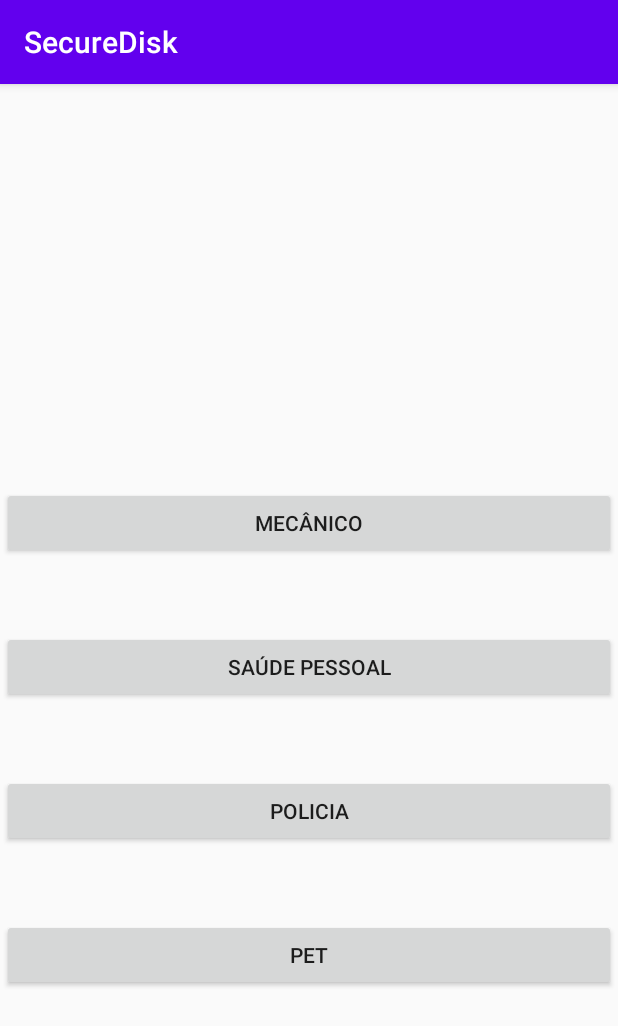
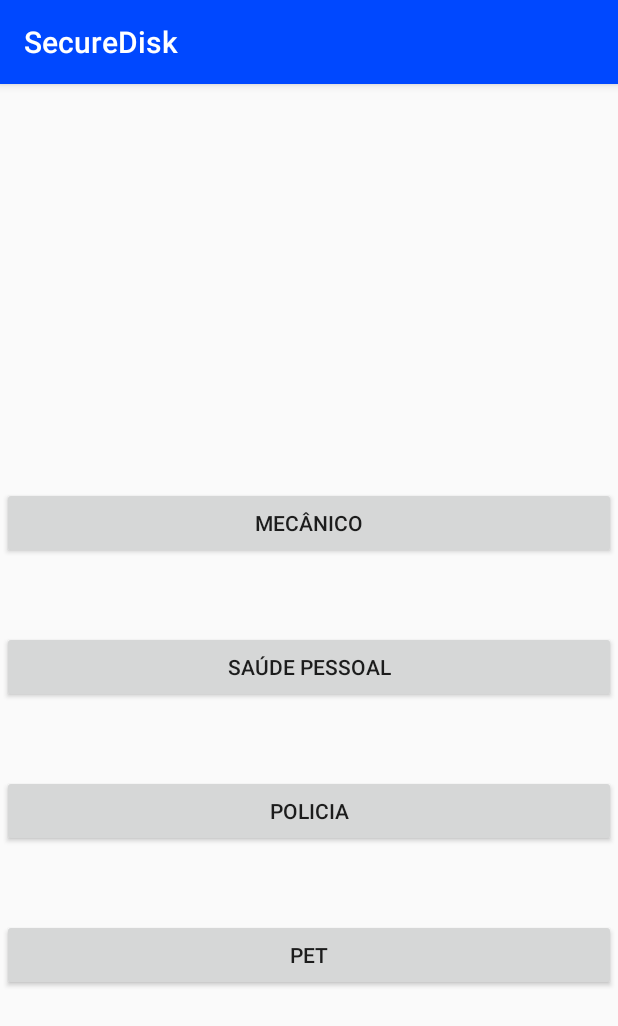
Before and after one commit to EversonBetterNow/SecureDisk, an Android app: the screen it shows after launch (EmergencyActivity), after a tap on "EMERGÊNCIA", on a phone screen of 412 x 824 dp. Shown: the top 1026 px of the screen. Run offline under Robolectric (Android 15) with nearby library versions, the phone set to English and light mode, and no system bars; libraries missing offline, so code that uses them is left out: br.com.impacta.

Commit message:
commitando a toolbar que não tinha ido ontem por volta de 00:00

```diff
--- a/SecureDisk2/app/src/main/java/br/com/impacta/techeath/securedisk/MainActivity.kt
+++ b/SecureDisk2/app/src/main/java/br/com/impacta/techeath/securedisk/MainActivity.kt
@@ -3,17 +3,44 @@ package br.com.impacta.techeath.securedisk
 import android.content.Intent
 import androidx.appcompat.app.AppCompatActivity
 import android.os.Bundle
+import android.view.Menu
+import android.view.MenuItem
 import android.view.View
+import android.widget.Toast
 import kotlinx.android.synthetic.main.activity_main.*
+import kotlinx.android.synthetic.main.toolbar.*
 
 class MainActivity : AppCompatActivity() {
     override fun onCreate(savedInstanceState: Bundle?) {
         super.onCreate(savedInstanceState)
         setContentView(R.layout.activity_main)
-        webView.loadUrl("localhost:8000/")
-        btnEmergencia.setOnClickListener {
-            val intent = Intent(this, EmergencyActivity::class.java)
-            startActivity(intent)
+//        setSupportActionBar(toolbar_view)
+        webView.loadUrl("192.168.15.13:8000/")
+    }
+    override fun onCreateOptionsMenu(menu: Menu?): Boolean {
+        menuInflater.inflate(R.menu.toolbar, menu)
+//        return true
+        return super.onCreateOptionsMenu(menu)
+    }
+
+    override fun onOptionsItemSelected(item: MenuItem): Boolean {
+        val id = item?.itemId
+
+        if(id == R.id.btnEmergencia)
+            startActivity(Intent(this, EmergencyActivity::class.java))
+            Toast.makeText(this,"Iniciando chamado de emergência", Toast.LENGTH_LONG).show()
+        return super.onOptionsItemSelected(item)
+    }
+
+    override fun onBackPressed() {
+        // verifica se é possível voltar para
+        // uma pagina anterior no WebView
+        if (webView.canGoBack()) {
+            //volta para pagina anterior
+            webView.goBack()
+        } else {
+            // finaliza atividade
+            finish()
         }
     }
 }
--- /dev/null
+++ b/SecureDisk2/app/src/main/res/menu/toolbar.xml
@@ -0,0 +1,10 @@
+<?xml version="1.0" encoding="utf-8"?>
+<menu xmlns:app="http://schemas.android.com/apk/res-auto"
+    xmlns:android="http://schemas.android.com/apk/res/android">
+
+    <item
+        android:id="@+id/btnEmergencia"
+        android:title="Emergência"
+        android:visible="true"
+        app:showAsAction="ifRoom" />
+</menu>
--- a/SecureDisk2/app/src/main/res/values/colors.xml
+++ b/SecureDisk2/app/src/main/res/values/colors.xml
@@ -3,4 +3,8 @@
     <color name="colorPrimary">#6200EE</color>
     <color name="colorPrimaryDark">#3700B3</color>
     <color name="colorAccent">#03DAC5</color>
+
+    <color name="colorBlue">#0048FF</color>
+    <color name="colorDarkBlue">#090087</color>
+    <color name="colorBlank">#FFFFFF</color>
 </resources>
--- a/SecureDisk2/app/src/main/res/values/styles.xml
+++ b/SecureDisk2/app/src/main/res/values/styles.xml
@@ -7,4 +7,13 @@
         <item name="colorAccent">@color/colorAccent</item>
     </style>
 
+    <style name="SecureDisk" parent="AppTheme">
+        <!-- Customize your theme here. -->
+<!--        <item name = "windowActionBar"> false</item>-->
+<!--        <item name = "windowNoTitle">true</item>-->
+        <item name="colorPrimary">@color/colorBlue</item>
+        <item name="colorPrimaryDark">@color/colorDarkBlue</item>
+        <item name="colorAccent">@color/colorAccent</item>
+    </style>
+
 </resources>
```
Also changed, not shown: SecureDisk2/app/src/main/AndroidManifest.xml (+4 -6 lines), SecureDisk2/app/src/main/java/br/com/impacta/techeath/securedisk/Notices.kt (added, +11 -0 lines), SecureDisk2/app/src/main/res/layout/activity_main.xml (+0 -17 lines), SecureDisk2/app/src/main/res/layout/activity_notices.xml (added, +9 -0 lines), SecureDisk2/app/src/main/res/layout/toolbar.xml (added, +12 -0 lines).
